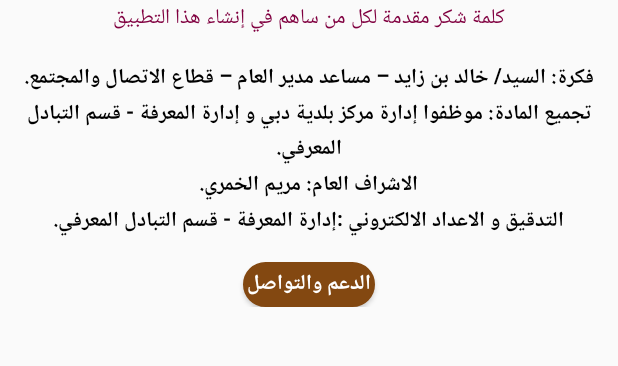
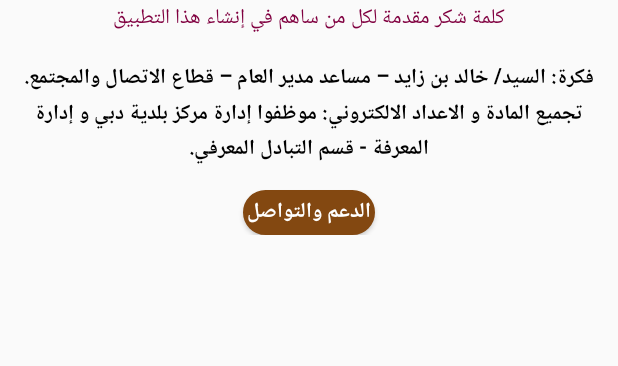
Before and after one commit to Amade-AU/Ramsatna-1.0, an Android app: the AboutActivity screen opened directly, with no data from a screen before it, on a phone screen of 412 x 824 dp, the part 564-930 px from its top. Run offline under Robolectric (Android 15) with nearby library versions, the phone set to English and light mode, and no system bars.

Commit message:
Changed about text.

```diff
--- a/app/src/main/res/layout/content_about.xml
+++ b/app/src/main/res/layout/content_about.xml
@@ -82,25 +82,6 @@
                     android:textColor="@color/navigationBarColor"
                     android:textStyle="bold" />
 
-                <TextView
-                    android:id="@+id/credit_title_3"
-                    android:layout_width="wrap_content"
-                    android:layout_height="wrap_content"
-                    android:gravity="center"
-                    android:text="@string/credit_title_3"
-                    android:textColor="@color/navigationBarColor"
-                    android:textStyle="bold" />
-
-                <TextView
-                    android:id="@+id/credit_text_4"
-                    android:layout_width="wrap_content"
-                    android:layout_height="wrap_content"
-                    android:singleLine="false"
-                    android:text="@string/credit_title_4"
-                    android:textColor="@color/navigationBarColor"
-                    android:gravity="center"
-                    android:textStyle="bold" />
-
             </LinearLayout>
 
 
--- a/app/src/main/res/values/strings.xml
+++ b/app/src/main/res/values/strings.xml
@@ -75,7 +75,8 @@
     <string name="about_page_title">كلمة شكر مقدمة لكل من ساهم في إنشاء هذا التطبيق</string>
     <string name="credit_title_1">فكرة: السيد/ خالد بن زايد – مساعد مدير العام – قطاع الاتصال والمجتمع.
 </string>
-    <string name="credit_title_2">تجميع المادة: موظفوا إدارة مركز بلدية دبي و إدارة المعرفة - قسم التبادل المعرفي.</string>
+    <string name="credit_title_2">    تجميع المادة و الاعداد الالكتروني: موظفوا إدارة مركز بلدية دبي و إدارة المعرفة - قسم التبادل المعرفي.
+</string>
     <string name="credit_title_3">الاشراف العام: مريم الخمري.</string>
     <string name="credit_title_4">التدقيق و الاعداد الالكتروني :إدارة المعرفة - قسم التبادل المعرفي.</string>
     <string name="share_url">http://onelink.to/q4fxqz</string>
```
